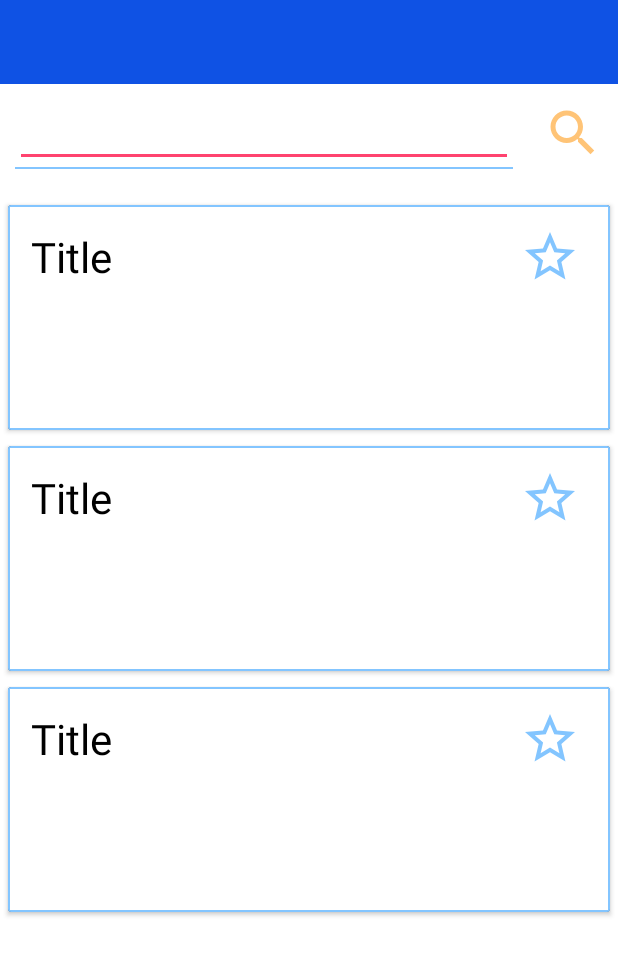
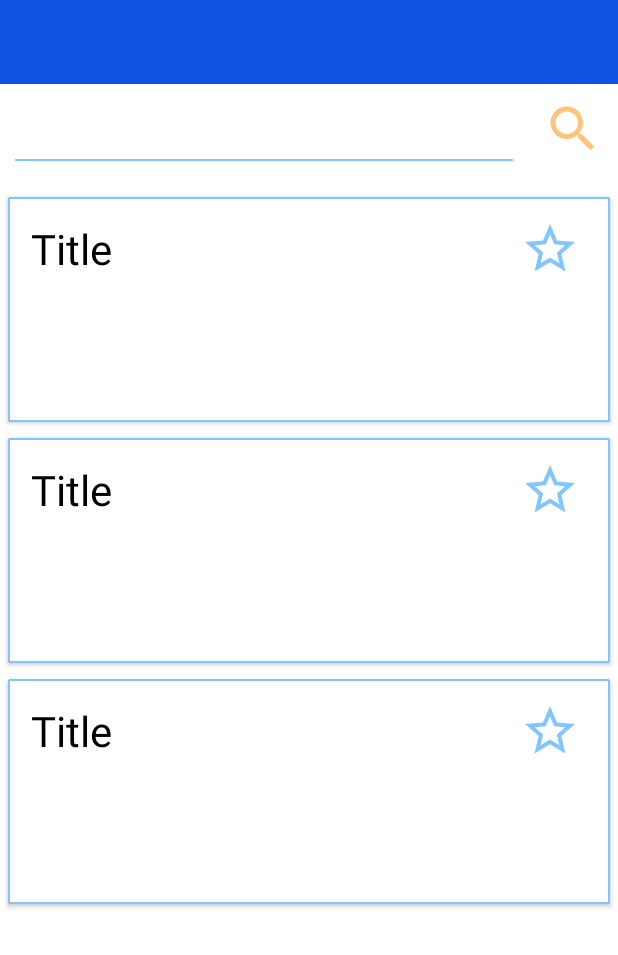
Before and after one commit to losanastasiia/Bookar, an Android app: the layout fragment_find_book.xml on its own in the app's theme, with its tools: preview values and no code run, on a phone screen of 412 x 824 dp. Shown: the top 955 px of the screen. Run offline under Robolectric (Android 15) with nearby library versions, the phone set to English and light mode, and no system bars.

Commit message:
Испаравила внешний вид вью, в которой мы искали книгу

```diff
--- a/app/src/main/java/com/onpu/bookar/view/find/FindBookViewModel.kt
+++ b/app/src/main/java/com/onpu/bookar/view/find/FindBookViewModel.kt
@@ -24,6 +24,7 @@ class FindBookViewModel: ViewModel(), NetworkRepository.RequestCallback {
     }
 
     fun findBook(title: String) {
+        eventsLd.value = Events.StartLoad
         viewModelScope.launch(Dispatchers.IO) {
             networking.findBook(title, this@FindBookViewModel)
         }
--- a/app/src/main/res/layout/fragment_find_book.xml
+++ b/app/src/main/res/layout/fragment_find_book.xml
@@ -39,9 +39,12 @@
     <EditText
         android:id="@+id/query"
         android:layout_width="0dp"
-        android:layout_height="wrap_content"
+        android:layout_height="40dp"
         android:layout_margin="10dp"
         android:textColor="@color/black"
+        android:maxLines="1"
+        android:background="@null"
+        android:textSize="16sp"
         app:layout_constraintEnd_toStartOf="@id/find"
         app:layout_constraintStart_toStartOf="parent"
         app:layout_constraintTop_toBottomOf="@id/toolbar" />
```
